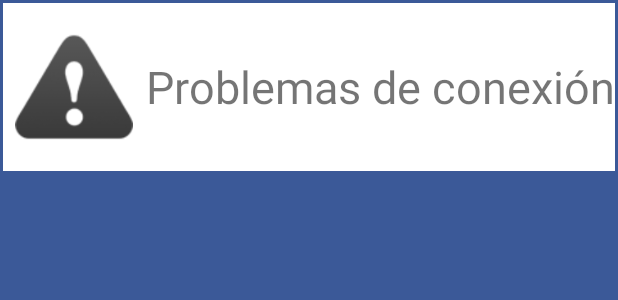
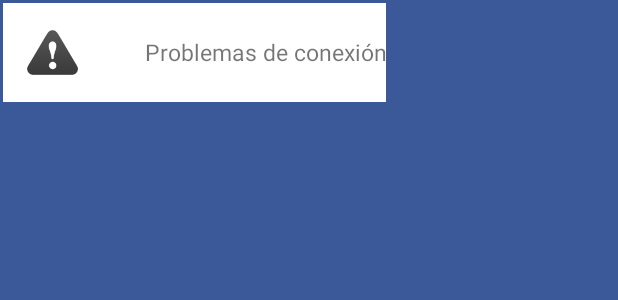
Before and after one commit to Warchups/alertru-android, an Android app: the layout authentication_dialog.xml on its own in the app's theme, with its tools: preview values and no code run, on a phone screen of 412 x 824 dp. Shown: the top 300 px of the screen. Run offline under Robolectric (Android 15) with nearby library versions, the phone set to English and light mode, and no system bars.

Commit message:
Reduccion de tamaño y cambio de titulos

```diff
--- a/app/src/main/res/layout/activity_main.xml
+++ b/app/src/main/res/layout/activity_main.xml
@@ -30,7 +30,7 @@
                     android:layout_height="wrap_content"
                     android:text="title"
                     android:fontFamily="@font/walkway_ultrabold"
-                    android:textSize="32sp"/>
+                    android:textSize="24dp"/>
 
             </LinearLayout>
 
--- a/app/src/main/res/layout/authentication_dialog.xml
+++ b/app/src/main/res/layout/authentication_dialog.xml
@@ -1,31 +1,30 @@
 <?xml version="1.0" encoding="utf-8"?>
-<LinearLayout
-    xmlns:android="http://schemas.android.com/apk/res/android"
-    android:layout_width="match_parent"
+<LinearLayout xmlns:android="http://schemas.android.com/apk/res/android"
+    android:layout_width="wrap_content"
     android:layout_height="wrap_content"
-    android:padding="2dp"
-    android:orientation="vertical">
+    android:orientation="vertical"
+    android:padding="2dp">
 
     <LinearLayout
         android:layout_width="match_parent"
-        android:layout_height="match_parent"
+        android:layout_height="wrap_content"
         android:background="@color/white"
         android:orientation="horizontal">
 
         <ImageView
-            android:layout_width="match_parent"
-            android:layout_height="match_parent"
-            android:layout_weight="1"
-            android:src="@drawable/aviso"
-            android:padding="8dp"/>
+            android:layout_width="50dp"
+            android:layout_height="50dp"
+            android:padding="8dp"
+            android:layout_margin="8dp"
+            android:src="@drawable/aviso" />
 
         <TextView
-            android:layout_width="match_parent"
+            android:layout_width="wrap_content"
             android:layout_height="match_parent"
             android:gravity="center"
-            android:textSize="30dp"
-            android:layout_weight="0.3"
-            android:text="@string/error_connection"/>
+            android:paddingLeft="28dp"
+            android:text="@string/error_connection"
+            android:textSize="15dp" />
 
     </LinearLayout>
 
--- a/app/src/main/res/layout/fragment_alert_list.xml
+++ b/app/src/main/res/layout/fragment_alert_list.xml
@@ -11,13 +11,13 @@
         android:id="@+id/layout_disconnected"
         android:layout_width="match_parent"
         android:layout_height="match_parent"
-        android:visibility="gone">
+        android:visibility="visible">
 
         <ImageView
             android:layout_width="match_parent"
             android:layout_height="match_parent"
             android:layout_weight="1"
-            android:padding="8dp"
+            android:padding="16dp"
             android:src="@drawable/aviso" />
 
         <TextView
@@ -26,7 +26,7 @@
             android:layout_weight="0.3"
             android:gravity="center"
             android:text="@string/messaje_login"
-            android:textSize="30dp" />
+            android:textSize="24dp" />
 
     </LinearLayout>
 
```
Also changed, not shown: app/src/main/java/com/gnommostudios/alertru/alertru_android/view/MainActivity.java (+24 -7 lines), app/src/main/java/com/gnommostudios/alertru/alertru_android/view/fragments/DataUserFragment.java (+12 -0 lines).
